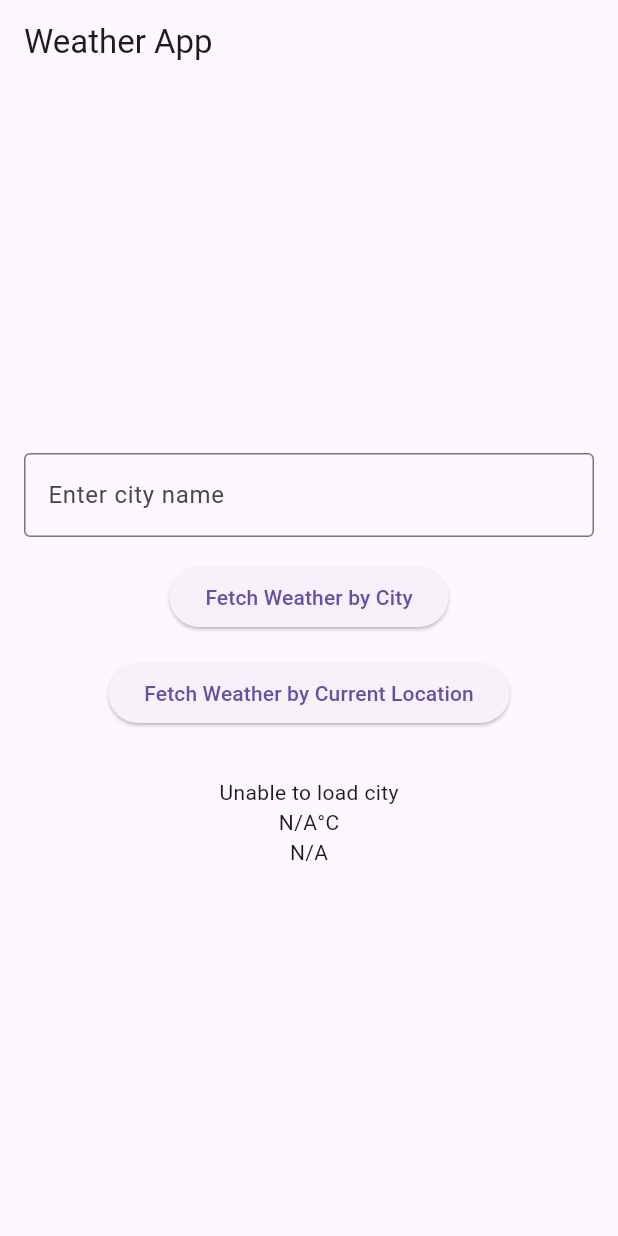
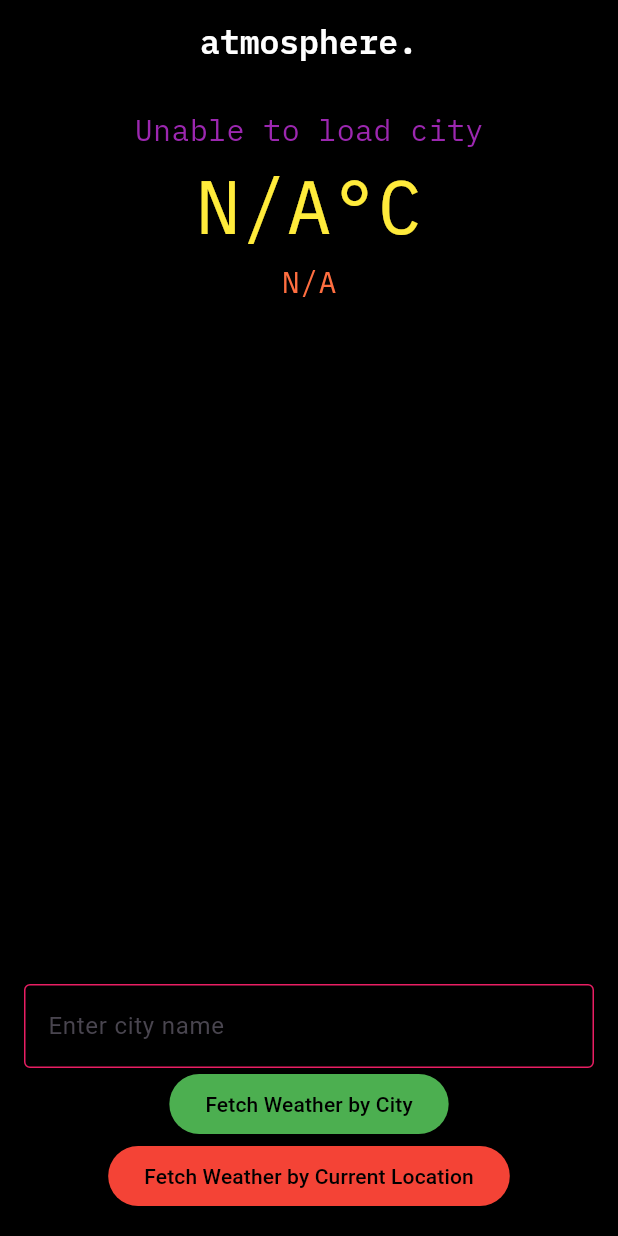
Before and after one commit to wiredtilldawn/atmosphere, a Flutter app: the screen it shows after launch, on a phone screen of 412 x 824 dp. Run offline on Flutter 3.47's test engine with Material 3 defaults, Android fonts, the phone set to English and light mode, and no system bars; our stand-ins replace geocoding, geolocator, google_fonts.

Commit message:
UI Changes

```diff
--- a/lib/pages/weather_page.dart
+++ b/lib/pages/weather_page.dart
@@ -1,5 +1,7 @@
+import 'package:flutter/cupertino.dart';
 import 'package:flutter/material.dart';
 import 'package:geolocator/geolocator.dart';
+import 'package:google_fonts/google_fonts.dart';
 import '../models/weather_model.dart';
 import '../services/weather_service.dart';
 
@@ -78,52 +80,85 @@ class _WeatherPageState extends State<WeatherPage> {
   @override
   Widget build(BuildContext context) {
     return Scaffold(
+      backgroundColor: Colors.black,
       appBar: AppBar(
-        title: Text('Weather App'),
+        backgroundColor: Colors.transparent,
+        centerTitle: true,
+        title: Text(
+          "atmosphere.",
+          style: GoogleFonts.ibmPlexMono(
+            fontWeight: FontWeight.w600,
+            color: Colors.white,
+          ),
+        )
       ),
       body: Center(
         child: Padding(
           padding: const EdgeInsets.all(16.0),
           child: Column(
+            mainAxisAlignment: MainAxisAlignment.spaceBetween,
+            children: [
+              _isLoading
+                  ? CircularProgressIndicator()
+                  : _errorMessage.isNotEmpty
+                  ? Text(_errorMessage, style: GoogleFonts.ibmPlexMono(color: Colors.white,),)
+                  : Column(
                 mainAxisAlignment: MainAxisAlignment.center,
                 children: [
+                  // City name
+                  Text(_weather?.cityName ?? "Unable to load city", style: GoogleFonts.ibmPlexMono(color: Colors.purple, fontSize: 20)),
+                  // Temperature
+                  Text('${_weather?.temperature?.round() ?? 'N/A'}°C', style: GoogleFonts.ibmPlexMono(color: Colors.yellow, fontSize: 50)),
+                  // Main Condition
+                  Text(_weather?.mainCondition ?? "N/A", style: GoogleFonts.ibmPlexMono(color: Colors.deepOrangeAccent, fontSize: 20))
+                  ],
+              ),
               // Text field for city name
+              Container(
+                child: Column(
+                  mainAxisAlignment: MainAxisAlignment.spaceBetween,
+                  children: [
+
                     TextField(
                       controller: _cityController,
                       decoration: InputDecoration(
                         labelText: 'Enter city name',
-                  border: OutlineInputBorder(),
+                        enabledBorder: OutlineInputBorder(
+                          borderSide: BorderSide(
+                            color: Colors.pink
+                          )
+                        )
                       ),
                     ),
-              SizedBox(height: 16),
+
                     // Fetch weather by city name button
                    ElevatedButton(
+                     style: ElevatedButton.styleFrom(
+                       backgroundColor: Colors.green
+                     ),
                       onPressed: _fetchWeatherByCity,
-                child: Text('Fetch Weather by City'),
+                      child: Text('Fetch Weather by City', style: TextStyle(
+                        color: Colors.black
                       ),
-              SizedBox(height: 16),
+                    ),
+                   ),
+
                     // Fetch weather by current location button
+
                     ElevatedButton(
+                      style: ElevatedButton.styleFrom(
+                          backgroundColor: Colors.red
+                      ),
                       onPressed: _fetchWeatherByLocation,
-                child: Text('Fetch Weather by Current Location'),
+                      child: Text('Fetch Weather by Current Location', style: TextStyle(
+                          color: Colors.black
+                      ),),
                     ),
-              SizedBox(height: 32),
-              // Loading indicator or error message
-              _isLoading
-                  ? CircularProgressIndicator()
-                  : _errorMessage.isNotEmpty
-                  ? Text(_errorMessage)
-                  : Column(
-                mainAxisAlignment: MainAxisAlignment.center,
-                children: [
-                  // City name
-                  Text(_weather?.cityName ?? "Unable to load city"),
-                  // Temperature
-                  Text('${_weather?.temperature?.round() ?? 'N/A'}°C'),
-                  // Main Condition
-                  Text(_weather?.mainCondition ?? "N/A"),
                   ],
                 ),
+              )
+              // Loading indicator or error message
+
             ],
           ),
         ),
--- a/pubspec.yaml
+++ b/pubspec.yaml
@@ -39,6 +39,7 @@ dependencies:
   geolocator: ^12.0.0
   geocoding: ^3.0.0
   lottie: ^3.1.2
+  google_fonts: ^6.2.1
 
 dev_dependencies:
   flutter_test:
```
Also changed, not shown: pubspec.lock, 1 other file. Lines whose indentation alone changed are shown as unchanged.
